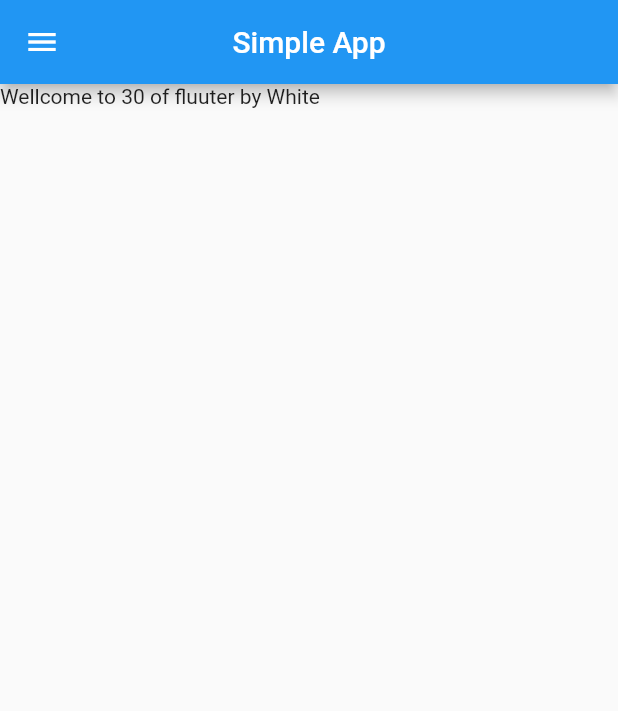
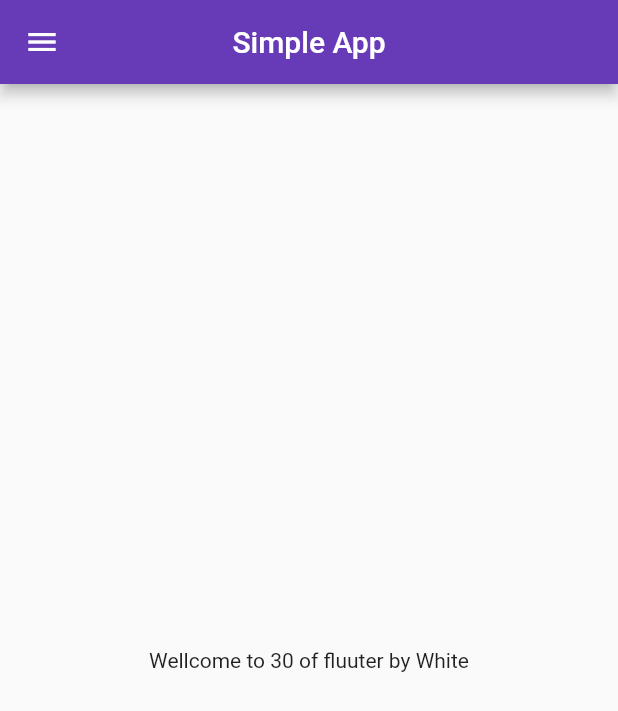
Before and after one commit to ashikulislamdev/learn_flutter, a Flutter app: the screen it shows after launch, on a phone screen of 412 x 824 dp. Shown: the top 711 px of the screen. Run offline on Flutter 3.47's test engine with Material 2 defaults, Android fonts, the phone set to English and light mode, and no system bars.

Commit message:
Day 3 completed

```diff
--- a/lib/main.dart
+++ b/lib/main.dart
@@ -1,5 +1,6 @@
 import 'package:flutter/material.dart';
-import 'package:learn_app/home.dart';
+import 'package:learn_app/pages/home.dart';
+import 'package:learn_app/pages/login_page.dart';
 
 void main() {
   runApp(MyApp());
@@ -10,7 +11,19 @@ class MyApp extends StatelessWidget {
   Widget build(BuildContext context) {
     return MaterialApp(
       debugShowCheckedModeBanner: false,
-      home: HomaPage(),
+      //themeMode: ThemeMode.dark,
+      theme: ThemeData(primarySwatch: Colors.deepPurple),
+      darkTheme: ThemeData(
+        brightness: Brightness.dark,
+      ),
+
+      //home: HomaPage(),
+      initialRoute: '/home',
+      routes: {
+        '/' : (context) => LoginPage(),
+        '/home' : (context) => HomaPage(),
+        'login' : (context) => LoginPage()
+      },
     );
   }
 }
--- a/lib/home.dart
+++ b/lib/pages/home.dart
@@ -16,7 +16,9 @@ class HomaPage extends StatelessWidget {
       drawer: Drawer(),
 
       body: Container(
-        child: Text("Wellcome to $days of fluuter by $name"),
+        child: Center(
+          child: Text("Wellcome to $days of fluuter by $name"),
+        ),
       ),
     );
   }
```
Also changed, not shown: lib/pages/login_page.dart (added, +18 -0 lines).
